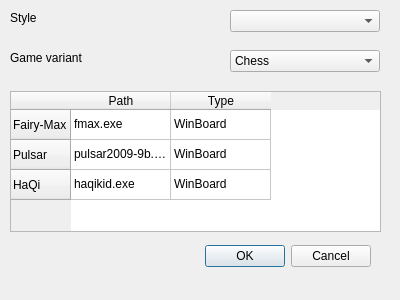
Above: settingsdialog.ui from fire-lizard/QBoard before the change. Below: the same form after it.
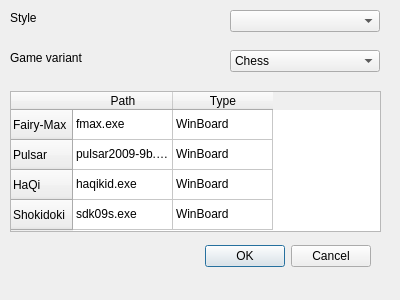
That is the form after the change.

Commit message: Shogi engine support

Patch:
```diff
--- a/settingsdialog.ui
+++ b/settingsdialog.ui
@@ -76,6 +76,11 @@
      <string>HaQi</string>
     </property>
    </row>
+   <row>
+    <property name="text">
+     <string>Shokidoki</string>
+    </property>
+   </row>
    <column>
     <property name="text">
      <string>Path</string>
@@ -116,6 +121,16 @@
      <string>WinBoard</string>
     </property>
    </item>
+   <item row="3" column="0">
+    <property name="text">
+     <string>sdk09s.exe</string>
+    </property>
+   </item>
+   <item row="3" column="1">
+    <property name="text">
+     <string>WinBoard</string>
+    </property>
+   </item>
   </widget>
   <widget class="QComboBox" name="variantsComboBox">
    <property name="geometry">
```
The commit also changes 1 other file.
